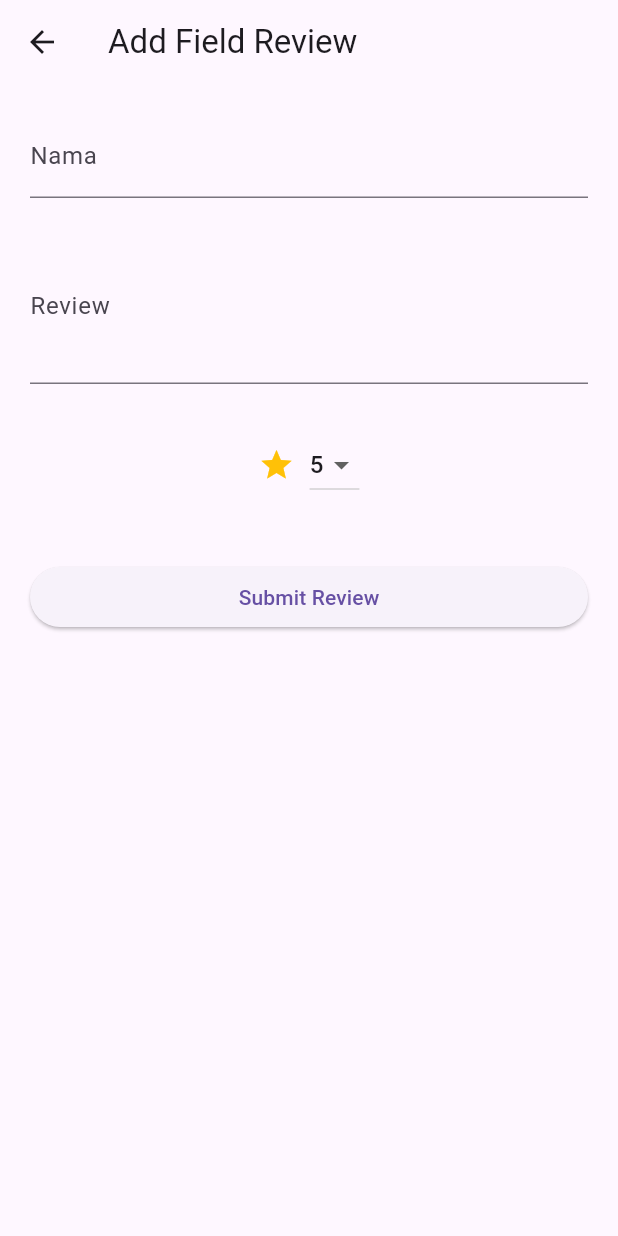
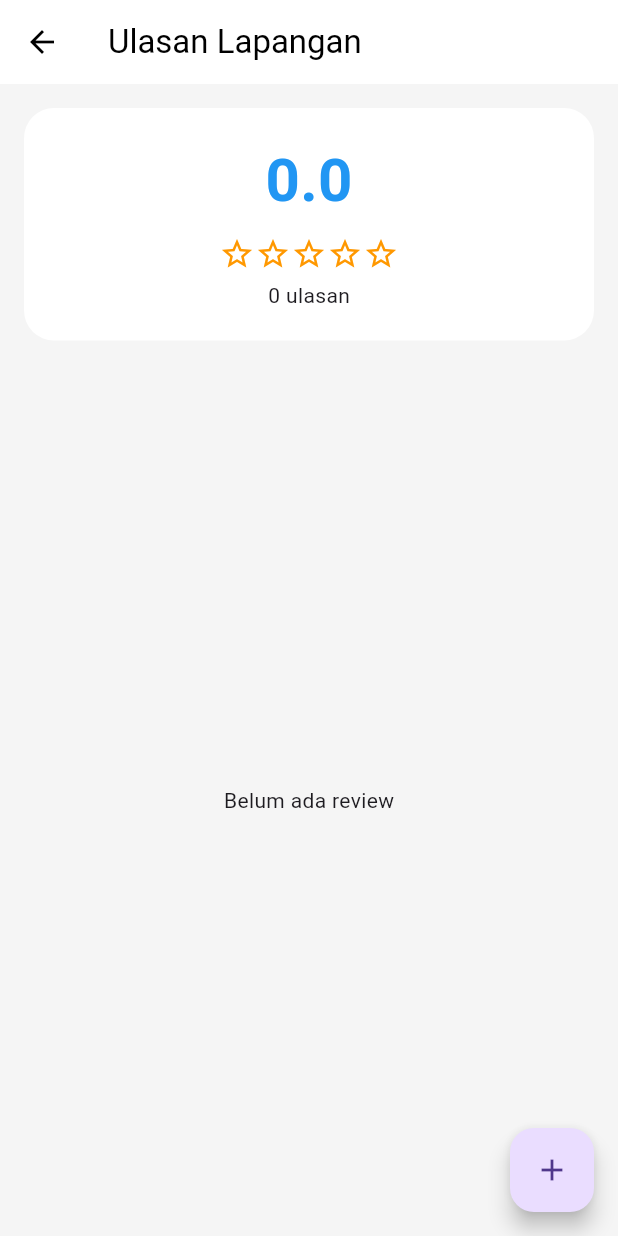
Before and after one commit to Wildanmalaki/myfieldapps, a Flutter app: the DetailBooking screen opened directly with empty values, after a tap on "Lihat Review", on a phone screen of 412 x 824 dp. Run offline on Flutter 3.47's test engine with Material 3 defaults, Android fonts, the phone set to English and light mode, and no system bars; our stand-ins replace sqflite; accounts and stored records are empty; network calls fail.

Commit message:
alhamdulilah kelar buat review

```diff
--- a/lib/fieldreview/view/review_list_page.dart
+++ b/lib/fieldreview/view/review_list_page.dart
@@ -0,0 +1,218 @@
+import 'package:MyField/fieldreview/view/add_review_page.dart';
+import 'package:flutter/material.dart';
+import 'package:MyField/database/database_helper.dart';
+import 'package:MyField/fieldreview/models/field_review_model.dart';
+
+class ReviewListPage extends StatefulWidget {
+  final String fieldName;
+
+  const ReviewListPage({super.key, required this.fieldName});
+
+  @override
+  State<ReviewListPage> createState() => _ReviewListPageState();
+}
+
+class _ReviewListPageState extends State<ReviewListPage> {
+
+  List<FieldReview> reviews = [];
+
+  @override
+  void initState() {
+    super.initState();
+    loadReviews();
+  }
+
+  Future loadReviews() async {
+    final data = await DatabaseHelper.instance.getReviews();
+
+    setState(() {
+      reviews = data
+          .where((r) => r.fieldName == widget.fieldName)
+          .toList();
+    });
+  }
+
+  double getAverageRating() {
+    if (reviews.isEmpty) return 0;
+
+    double total = 0;
+
+    for (var r in reviews) {
+      total += r.rating;
+    }
+
+    return total / reviews.length;
+  }
+
+  @override
+  Widget build(BuildContext context) {
+
+    double avgRating = getAverageRating();
+
+    return Scaffold(
+      backgroundColor: Colors.grey[100],
+
+      appBar: AppBar(
+        title: const Text("Ulasan Lapangan"),
+        backgroundColor: Colors.white,
+        foregroundColor: Colors.black,
+        elevation: 0,
+      ),
+
+      floatingActionButton: FloatingActionButton(
+        child: const Icon(Icons.add),
+        onPressed: () async {
+
+          await Navigator.push(
+            context,
+            MaterialPageRoute(
+              builder: (_) => AddReviewPage(
+                fieldName: widget.fieldName,
+              ),
+            ),
+          );
+
+          loadReviews();
+        },
+      ),
+
+      body: Column(
+        children: [
+
+          // ===== SUMMARY =====
+
+          Container(
+            margin: const EdgeInsets.all(16),
+            padding: const EdgeInsets.all(20),
+            decoration: BoxDecoration(
+              color: Colors.white,
+              borderRadius: BorderRadius.circular(20),
+            ),
+
+            child: Column(
+              children: [
+
+                Text(
+                  avgRating.toStringAsFixed(1),
+                  style: const TextStyle(
+                    fontSize: 40,
+                    fontWeight: FontWeight.bold,
+                    color: Colors.blue,
+                  ),
+                ),
+
+                const SizedBox(height: 8),
+
+                Row(
+                  mainAxisAlignment: MainAxisAlignment.center,
+                  children: List.generate(
+                    5,
+                    (index) => Icon(
+                      index < avgRating.round()
+                          ? Icons.star
+                          : Icons.star_border,
+                      color: Colors.orange,
+                    ),
+                  ),
+                ),
+
+                const SizedBox(height: 6),
+
+                Text("${reviews.length} ulasan"),
+
+              ],
+            ),
+          ),
+
+          // ===== LIST REVIEW =====
+
+          Expanded(
+            child: reviews.isEmpty
+                ? const Center(
+                    child: Text("Belum ada review"),
+                  )
+                : ListView.builder(
+                    itemCount: reviews.length,
+                    itemBuilder: (context, index) {
+
+                      final r = reviews[index];
+
+                      return Container(
+                        margin: const EdgeInsets.symmetric(
+                          horizontal: 16,
+                          vertical: 8,
+                        ),
+
+                        padding: const EdgeInsets.all(16),
+
+                        decoration: BoxDecoration(
+                          color: Colors.white,
+                          borderRadius: BorderRadius.circular(16),
+                        ),
+
+                        child: Column(
+                          crossAxisAlignment: CrossAxisAlignment.start,
+                          children: [
+
+                            Row(
+                              children: [
+
+                                const CircleAvatar(
+                                  child: Icon(Icons.person),
+                                ),
+
+                                const SizedBox(width: 10),
+
+                                Column(
+                                  crossAxisAlignment: CrossAxisAlignment.start,
+                                  children: [
+
+                                    Text(
+                                      r.reviewer,
+                                      style: const TextStyle(
+                                        fontWeight: FontWeight.bold,
+                                      ),
+                                    ),
+
+                                    Text(
+                                      r.date,
+                                      style: const TextStyle(
+                                        fontSize: 12,
+                                        color: Colors.grey,
+                                      ),
+                                    ),
+                                  ],
+                                ),
+
+                                const Spacer(),
+
+                                Row(
+                                  children: List.generate(
+                                    5,
+                                    (i) => Icon(
+                                      i < r.rating
+                                          ? Icons.star
+                                          : Icons.star_border,
+                                      color: Colors.orange,
+                                      size: 18,
+                                    ),
+                                  ),
+                                ),
+                              ],
+                            ),
+
+                            const SizedBox(height: 10),
+
+                            Text(r.comment),
+
+                          ],
+                        ),
+                      );
+                    },
+                  ),
+          ),
+        ],
+      ),
+    );
+  }
+}
--- a/lib/views/detail_booking.dart
+++ b/lib/views/detail_booking.dart
@@ -1,6 +1,9 @@
+import 'package:MyField/fieldreview/view/review_list_page.dart';
 import 'package:flutter/material.dart';
 import 'package:MyField/database/database_helper.dart';
 import 'package:MyField/models/booking_model.dart';
+
+
 
 
 class DetailBooking extends StatefulWidget {
@@ -221,27 +224,18 @@
             ),
             const SizedBox(width: 8),
             ElevatedButton(
-              onPressed: () {
-                Navigator.pushNamed(context, '/reviews');
-              },
-              // Mengatur gaya tombol agar 'kawin' dengan tema
-              style: ElevatedButton.styleFrom(
-                foregroundColor:
-                    Colors.white, // Warna teks/ikon di dalam tombol
-                backgroundColor: Color.fromARGB(255, 69, 131, 255),
-                shape: RoundedRectangleBorder(
-                  borderRadius: BorderRadius.circular(8),
-                ),
-                padding: const EdgeInsets.symmetric(
-                  horizontal: 14,
-                  vertical: 10,
-                ),
-              ),
-              child: const Text(
-                'Lihat Review',
-                style: TextStyle(fontWeight: FontWeight.bold),
-              ),
-            ),
+  child: const Text("Lihat Review"),
+  onPressed: () {
+    Navigator.push(
+      context,
+      MaterialPageRoute(
+        builder: (context) => ReviewListPage(
+          fieldName: "Talenta Court",
+        ),
+      ),
+    );
+  },
+)
           ],
         ),
       ],
```
